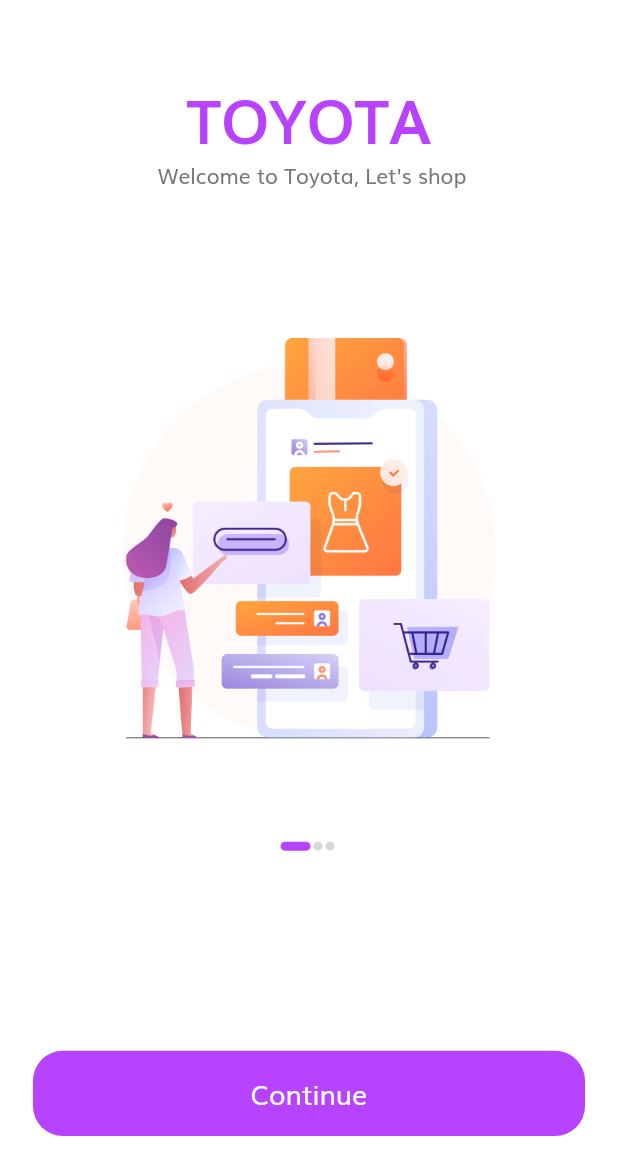
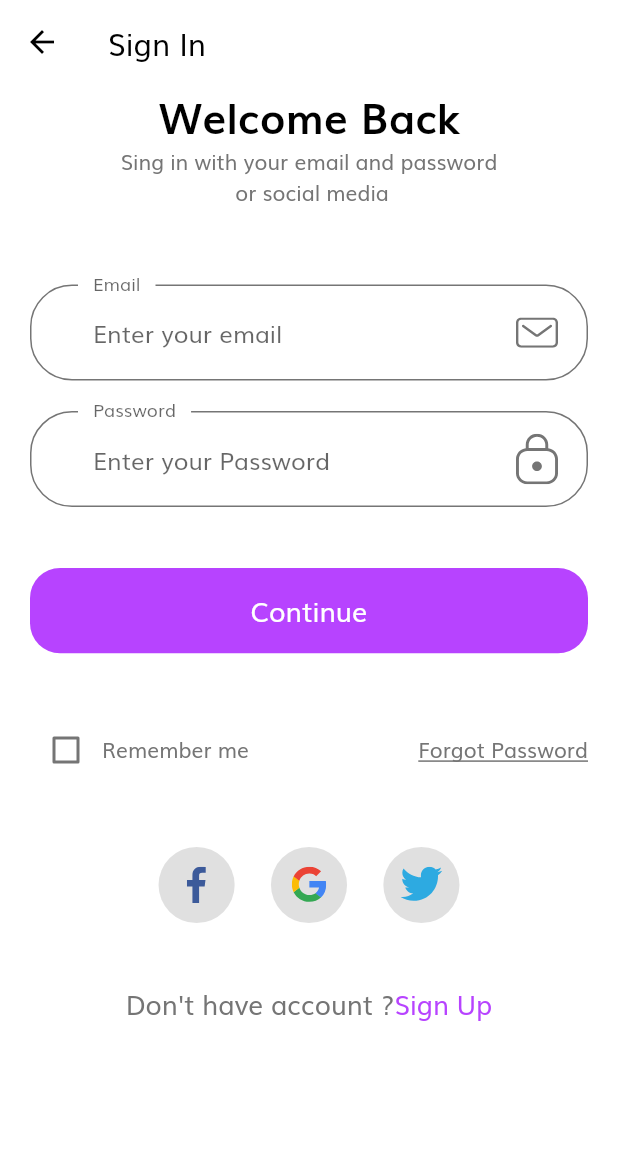
Before and after one commit to jagatChakma/Z_ui2, a Flutter app: the screen it shows after launch, after a tap on "Continue", on a phone screen of 412 x 824 dp. Shown: the top 1175 px of the screen. Run offline on Flutter 3.47's test engine with Material 2 defaults, Android fonts, the phone set to English and light mode, and no system bars; our stand-ins replace flutter_svg.

Commit message:
first commit

```diff
--- a/lib/main.dart
+++ b/lib/main.dart
@@ -1,6 +1,10 @@
 import 'package:flutter/material.dart';
 import 'package:z_ui2/constants.dart';
+import 'package:z_ui2/screens/forgot_password.dart';
+import 'package:z_ui2/screens/home_page.dart';
+import 'package:z_ui2/screens/sign_in_screen.dart';
 import 'package:z_ui2/screens/splash_screen.dart';
+import 'package:z_ui2/screens/sign_in_screen.dart';
 
 void main() {
   runApp(MyApp());
@@ -14,6 +18,14 @@ class MyApp extends StatelessWidget {
       theme: ThemeData(
         scaffoldBackgroundColor: Colors.white,
         fontFamily: "Muli",
+        appBarTheme: AppBarTheme(
+          color: Colors.white,
+          elevation: 0.0,
+          brightness: Brightness.light,
+          iconTheme: IconThemeData(
+            color: Colors.black,
+          ),
+        ),
         textTheme: TextTheme(
           bodyText2: TextStyle(color: kTextColor),
           bodyText1: TextStyle(color: kTextColor),
@@ -23,6 +35,9 @@ class MyApp extends StatelessWidget {
       initialRoute: SplashScreen.id,
       routes: {
         SplashScreen.id: (context) => SplashScreen(),
+        SignInScreen.id: (context) => SignInScreen(),
+        ForgotPassword.id: (context) => ForgotPassword(),
+        HomePage.id: (context) => HomePage(),
       },
     );
   }
--- /dev/null
+++ b/lib/screens/sign_in_screen.dart
@@ -0,0 +1,234 @@
+import 'package:flutter/cupertino.dart';
+import 'package:flutter/material.dart';
+import 'package:z_ui2/constants.dart';
+import 'package:flutter_svg/svg.dart';
+import 'package:z_ui2/screens/forgot_password.dart';
+import 'package:z_ui2/screens/home_page.dart';
+import 'package:z_ui2/size_config.dart';
+
+class SignInScreen extends StatelessWidget {
+  static final String id = "sign_in_screen";
+
+  @override
+  Widget build(BuildContext context) {
+    return Scaffold(
+      appBar: AppBar(
+        title: Text(
+          "Sign In",
+          style: TextStyle(color: Colors.black),
+        ),
+      ),
+      body: Body(),
+    );
+  }
+}
+
+class Body extends StatefulWidget {
+  @override
+  _BodyState createState() => _BodyState();
+}
+
+class _BodyState extends State<Body> {
+  bool remember = false;
+  @override
+  Widget build(BuildContext context) {
+    return Padding(
+      padding: const EdgeInsets.symmetric(horizontal: 20.0),
+      child: SingleChildScrollView(
+        child: Column(
+          crossAxisAlignment: CrossAxisAlignment.stretch,
+          children: [
+            Text(
+              "Welcome Back",
+              style: TextStyle(
+                fontSize: 28.0,
+                color: Colors.black,
+                fontWeight: FontWeight.bold,
+              ),
+              textAlign: TextAlign.center,
+            ),
+            Text(
+              "Sing in with your email and password \n or social media",
+              textAlign: TextAlign.center,
+            ),
+            SizedBox(
+              height: getProportionateScreenHeight(50.0),
+            ),
+            TextFormField(
+              keyboardType: TextInputType.emailAddress,
+              decoration: InputDecoration(
+                labelText: "Email",
+                hintText: "Enter your email",
+                floatingLabelBehavior: FloatingLabelBehavior.always,
+                suffixIcon: Padding(
+                  padding: const EdgeInsets.fromLTRB(0.0, 0.0, 20.0, 0.0),
+                  child: SvgPicture.asset(
+                    "assets/icons/Mail.svg",
+                    height: 20.0,
+                  ),
+                ),
+                contentPadding:
+                    EdgeInsets.symmetric(horizontal: 42.0, vertical: 20.0),
+                enabledBorder: OutlineInputBorder(
+                  borderRadius: BorderRadius.circular(28.0),
+                  borderSide: BorderSide(color: kTextColor),
+                  gapPadding: 10,
+                ),
+                focusedBorder: OutlineInputBorder(
+                  borderRadius: BorderRadius.circular(28.0),
+                  borderSide: BorderSide(color: kTextColor),
+                  gapPadding: 10,
+                ),
+              ),
+            ),
+            SizedBox(
+              height: getProportionateScreenHeight(20.0),
+            ),
+            TextFormField(
+              obscureText: true,
+              decoration: InputDecoration(
+                labelText: "Password",
+                hintText: "Enter your Password",
+                floatingLabelBehavior: FloatingLabelBehavior.always,
+                suffixIcon: Padding(
+                  padding: const EdgeInsets.fromLTRB(0.0, 0.0, 20.0, 0.0),
+                  child: SvgPicture.asset(
+                    "assets/icons/Lock.svg",
+                    height: 20.0,
+                  ),
+                ),
+                contentPadding:
+                    EdgeInsets.symmetric(horizontal: 42.0, vertical: 20.0),
+                enabledBorder: OutlineInputBorder(
+                  borderRadius: BorderRadius.circular(28.0),
+                  borderSide: BorderSide(color: kTextColor),
+                  gapPadding: 10,
+                ),
+                focusedBorder: OutlineInputBorder(
+                  borderRadius: BorderRadius.circular(28.0),
+                  borderSide: BorderSide(color: kTextColor),
+                  gapPadding: 10,
+                ),
+              ),
+            ),
+            SizedBox(
+              height: getProportionateScreenHeight(40.0),
+            ),
+            SizedBox(
+              width: double.infinity,
+              height: getProportionateScreenHeight(56.0),
+              // ignore: deprecated_member_use
+              child: FlatButton(
+                padding: EdgeInsets.symmetric(horizontal: 20.0),
+                shape: RoundedRectangleBorder(
+                  borderRadius: BorderRadius.circular(20.0),
+                ),
+                color: kPrimaryColors,
+                onPressed: () {
+                  Navigator.pushNamed(context, HomePage.id);
+                },
+                child: Text(
+                  "Continue",
+                  style: TextStyle(
+                    fontSize: 18.0,
+                    color: Colors.white,
+                  ),
+                ),
+              ),
+            ),
+            SizedBox(
+              height: getProportionateScreenHeight(40.0),
+            ),
+            Row(
+              children: [
+                Checkbox(
+                  value: remember,
+                  activeColor: kPrimaryColors,
+                  onChanged: (value) {
+                    setState(() {
+                      remember = value;
+                    });
+                  },
+                ),
+                Text("Remember me"),
+                Spacer(),
+                GestureDetector(
+                  onTap: () {
+                    Navigator.pushNamed(context, ForgotPassword.id);
+                  },
+                  child: Text(
+                    "Forgot Password",
+                    style: TextStyle(decoration: TextDecoration.underline),
+                  ),
+                )
+              ],
+            ),
+            SizedBox(
+              height: getProportionateScreenHeight(40.0),
+            ),
+            Row(
+              mainAxisAlignment: MainAxisAlignment.center,
+              children: [
+                SocialCard(
+                  icon: "assets/icons/facebook-2.svg",
+                  pressed: () {},
+                ),
+                SocialCard(
+                  icon: "assets/icons/google-icon.svg",
+                  pressed: () {},
+                ),
+                SocialCard(
+                  icon: "assets/icons/twitter.svg",
+                  pressed: () {},
+                ),
+              ],
+            ),
+            SizedBox(
+              height: getProportionateScreenHeight(40.0),
+            ),
+            Row(
+              mainAxisAlignment: MainAxisAlignment.center,
+              children: [
+                Text(
+                  "Don't have account ?",
+                  style: TextStyle(fontSize: getProportionateScreenWidth(16.0)),
+                ),
+                Text(
+                  "Sign Up",
+                  style: TextStyle(
+                      fontSize: getProportionateScreenWidth(16.0),
+                      color: kPrimaryColors),
+                )
+              ],
+            )
+          ],
+        ),
+      ),
+    );
+  }
+}
+
+class SocialCard extends StatelessWidget {
+  const SocialCard({Key key, this.icon, this.pressed}) : super(key: key);
+
+  final String icon;
+  final Function pressed;
+
+  @override
+  Widget build(BuildContext context) {
+    return GestureDetector(
+      onTap: pressed,
+      child: Container(
+        margin: EdgeInsets.symmetric(horizontal: 10.0),
+        padding: EdgeInsets.all(getProportionateScreenWidth(12.0)),
+        height: getProportionateScreenHeight(50.0),
+        width: getProportionateScreenWidth(50.0),
+        decoration: BoxDecoration(
+          color: Colors.grey[300],
+          shape: BoxShape.circle,
+        ),
+        child: SvgPicture.asset(icon),
+      ),
+    );
+  }
+}
--- a/lib/screens/splash_screen.dart
+++ b/lib/screens/splash_screen.dart
@@ -1,6 +1,8 @@
 import 'package:flutter/material.dart';
 import 'package:z_ui2/constants.dart';
+import 'package:z_ui2/screens/sign_in_screen.dart';
 import 'package:z_ui2/size_config.dart';
+import 'sign_in_screen.dart';
 
 class SplashScreen extends StatefulWidget {
   static final String id = "splash_screen";
@@ -71,12 +73,13 @@ class _SplashScreenState extends State<SplashScreen> {
                       height: getProportionateScreenHeight(56.0),
                       // ignore: deprecated_member_use
                       child: FlatButton(
+                        padding: EdgeInsets.symmetric(horizontal: 20.0),
                         shape: RoundedRectangleBorder(
                           borderRadius: BorderRadius.circular(20.0),
                         ),
                         color: kPrimaryColors,
                         onPressed: () {
-                          //
+                          Navigator.pushNamed(context, SignInScreen.id);
                         },
                         child: Text(
                           "Continue",
```
Also changed, not shown: lib/screens/forgot_password.dart (added, +126 -0 lines), lib/screens/home_page.dart (added, +25 -0 lines), pubspec.lock.
